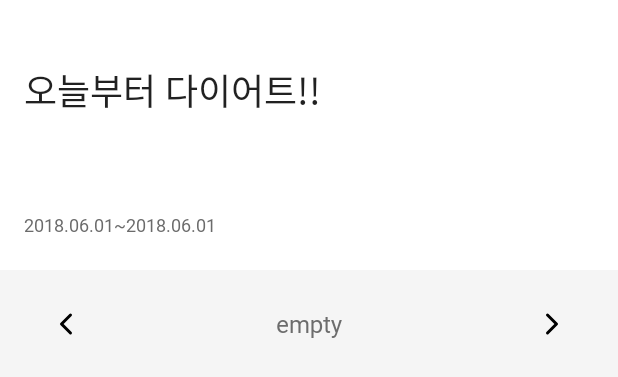
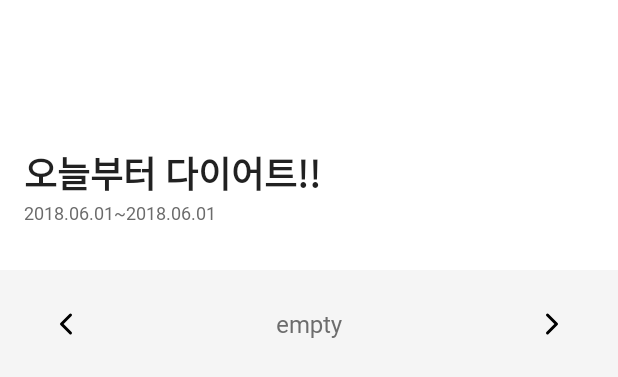
Before and after one commit to postfive/Habit, an Android app: the layout myhabitviewpage.xml on its own in the app's theme, with its tools: preview values and no code run, on a phone screen of 412 x 824 dp. Shown: the top 377 px of the screen. Run offline under Robolectric (Android 15) with nearby library versions, the light colour scheme and no system bars.

Commit message:
Layout, Modification, Alignment

```diff
--- a/app/src/main/java/com/postfive/habit/adpater/myhabit/CustomPagerAdapter.java
+++ b/app/src/main/java/com/postfive/habit/adpater/myhabit/CustomPagerAdapter.java
@@ -56,7 +56,6 @@ public class CustomPagerAdapter extends PagerAdapter {
     private int child_id = 0;
     private ViewGroup layout;
     private int initFirstFlag = 0;
-    private List<List<UserHabitState>> tempDay = new ArrayList<>();
     private int cont_flag = 0;
     int[] colors = {Color.parseColor("#75d185"), Color.parseColor("#65bfce")};
     GradientDrawable gd = new GradientDrawable(GradientDrawable.Orientation.LEFT_RIGHT, colors);
@@ -409,7 +408,6 @@ public class CustomPagerAdapter extends PagerAdapter {
                     tempView.setTextSize(TypedValue.COMPLEX_UNIT_SP, 16);
                     tempVg1.setLayoutParams(attrLayoutParams1);
 
-
                     mUserHabitRepository.updateUserHabitState(tmpState);
 
                     if (curVal2 == maxVal) {
@@ -435,7 +433,6 @@ public class CustomPagerAdapter extends PagerAdapter {
                             notifyDataSetChanged();
                         }
                     }
-
                     break;
                 case 3: // -
                     //Decrease curValue
@@ -604,8 +601,6 @@ public class CustomPagerAdapter extends PagerAdapter {
                             notifyDataSetChanged();
                         }
                     }
-
-
                     break;
                 case 3: // -
                     //Decrease curValue
@@ -640,6 +635,7 @@ public class CustomPagerAdapter extends PagerAdapter {
                     Intent intent = new Intent(mContext, HabitActivity.class);
                     UserHabitDetail habit = new UserHabitDetail(0, tmpState);
                     intent.putExtra("object", habit);
+
                     mContext.startActivity(intent);
                     break;
                 default:
--- a/app/src/main/res/layout/myhabitviewpage.xml
+++ b/app/src/main/res/layout/myhabitviewpage.xml
@@ -23,34 +23,35 @@
             android:orientation="horizontal">
 
             <LinearLayout
-                android:layout_width="0dp"
+                android:layout_width="250dp"
                 android:layout_height="match_parent"
-                android:layout_weight="1"
+                android:layout_gravity="left"
+                android:layout_marginLeft="16sp"
                 android:orientation="vertical">
 
                 <TextView
                     android:id="@+id/goal_statement"
-                    android:layout_width="328dp"
-                    android:layout_height="0dp"
-                    android:layout_marginLeft="16sp"
-                    android:layout_weight="1"
-                    android:gravity="center_vertical"
+                    android:layout_width="match_parent"
+                    android:layout_height="133dp"
+                    android:layout_gravity="bottom"
+                    android:gravity="bottom"
                     android:text="오늘부터 다이어트!!"
                     android:textColor="#de000000"
+                    android:textStyle="bold"
                     android:textSize="24sp"></TextView>
 
                 <LinearLayout
                     android:layout_width="wrap_content"
-                    android:layout_height="0dp"
-                    android:layout_marginLeft="16sp"
-                    android:layout_weight="0.5"
+                    android:layout_height="47dp"
+                    android:layout_gravity="top"
+                    android:layout_marginBottom="32dp"
+                    android:gravity="top"
                     android:orientation="horizontal">
 
                     <TextView
                         android:id="@+id/start_day"
                         android:layout_width="wrap_content"
                         android:layout_height="match_parent"
-                        android:gravity="center"
                         android:text="2018.06.01"
                         android:textColor="#de555555"
                         android:textSize="12sp" />
@@ -58,7 +59,6 @@
                     <TextView
                         android:layout_width="wrap_content"
                         android:layout_height="match_parent"
-                        android:gravity="center"
                         android:text="~"
                         android:textColor="#de555555"
                         android:textSize="12sp" />
@@ -67,8 +67,7 @@
                         android:id="@+id/end_day"
                         android:layout_width="wrap_content"
                         android:layout_height="match_parent"
-                        android:gravity="center"
-                        android:text="2018.06.01"
+                         android:text="2018.06.01"
                         android:textColor="#de555555"
                         android:textSize="12sp" />
                 </LinearLayout>
```
Also changed, not shown: app/src/main/java/com/postfive/habit/UserSettingValue.java (+12 -0 lines), app/src/main/java/com/postfive/habit/view/celeb/CelebActivity.java (+9 -5 lines), app/src/main/java/com/postfive/habit/view/main/MainActivity.java (+7 -0 lines), app/src/main/java/com/postfive/habit/view/myhabits/MyHabitsFragment.java (+2 -8 lines), app/src/main/res/layout/bt.xml (+5 -2 lines), app/src/main/res/layout/day_1.xml (+23 -22 lines), app/src/main/res/drawable/famous_detail/drawable-hdpi/famous_detail.png (added), app/src/main/res/drawable/famous_detail/drawable-mdpi/famous_detail.png (added), app/src/main/res/drawable/famous_detail/drawable-xhdpi/famous_detail.png (added), app/src/main/res/drawable/famous_detail/drawable-xxhdpi/famous_detail.png (added), app/src/main/res/drawable/famous_detail/drawable-xxxhdpi/famous_detail.png (added).
